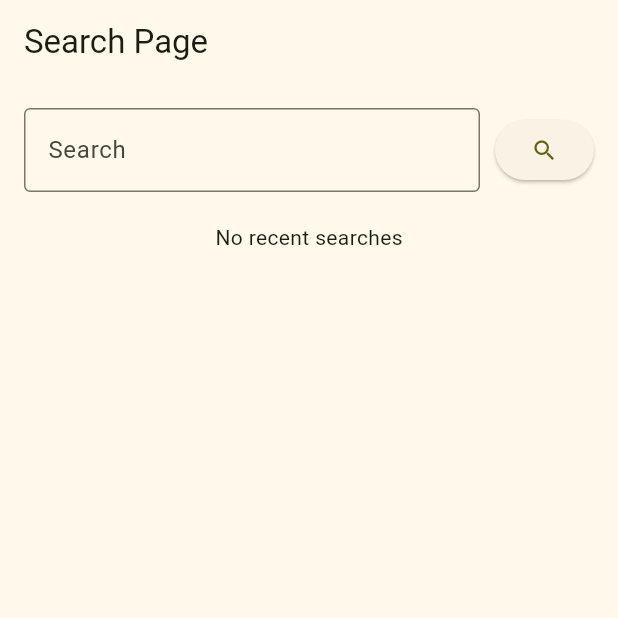
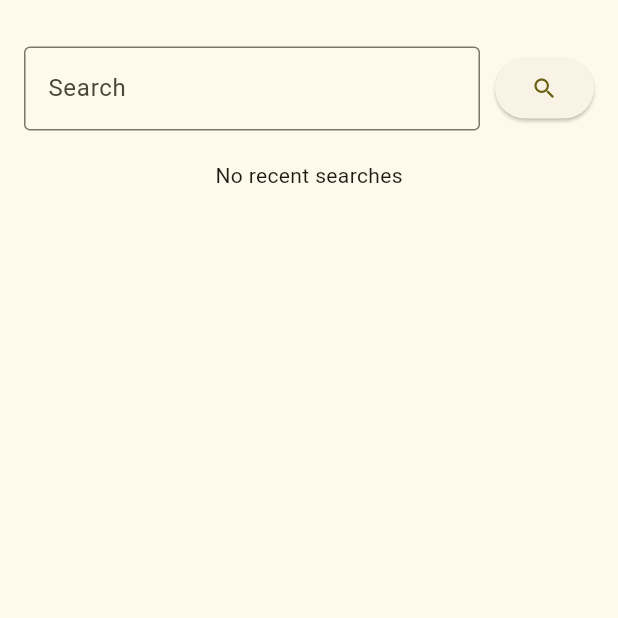
Before and after one commit to shr-gitt/Tourism-Centric-Social-Networking-App, a Flutter app: the Search screen opened directly, on a phone screen of 412 x 824 dp, the top half of it. Run offline on Flutter 3.47's test engine with Material 3 defaults, Android fonts, the phone set to English and light mode, and no system bars; our stand-ins replace dio, flutter_map, flutter_typeahead, geolocator, getwidget, image_picker and 4 more; missing offline and left inert: maptiler_flutter; accounts and stored records are empty; network calls fail.

Commit message:
Ui fixes

```diff
--- a/frontend/lib/pages/MapPages/map.dart
+++ b/frontend/lib/pages/MapPages/map.dart
@@ -216,7 +216,7 @@ class MapState extends State<Map> {
   @override
   Widget build(BuildContext context) {
     return Scaffold(
-      appBar: AppBar(title: Text('Map'), automaticallyImplyLeading: false),
+      appBar: AppBar(automaticallyImplyLeading: false, toolbarHeight: 5),
       body: Stack(
         children: [
           FlutterMap(
--- a/frontend/lib/pages/Postpages/createpost.dart
+++ b/frontend/lib/pages/Postpages/createpost.dart
@@ -7,7 +7,7 @@ class Createpost extends StatelessWidget {
   @override
   Widget build(BuildContext context) {
     return Scaffold(
-      appBar: AppBar(automaticallyImplyLeading: false),
+      appBar: AppBar(automaticallyImplyLeading: false, toolbarHeight: 30),
       body: Inputpost(
         titleController: TextEditingController(),
         locationController: TextEditingController(),
--- a/frontend/lib/pages/Postpages/posts.dart
+++ b/frontend/lib/pages/Postpages/posts.dart
@@ -110,7 +110,6 @@ class _PostsPageState extends State<PostsPage> {
       appBar: (widget.ownProfile || widget.otheruserProfile)
           ? null
           : AppBar(
-              title: const Text('Posts'),
               automaticallyImplyLeading: false,
               actions: [_buildSortDropdown()],
             ),
--- a/frontend/lib/pages/Userpages/profile.dart
+++ b/frontend/lib/pages/Userpages/profile.dart
@@ -63,10 +63,7 @@ class _ProfileState extends State<Profile> {
         imageUrl = 'https://localhost:5259/Images/profile_placeholder.jpg';
       }
       return Scaffold(
-        appBar: AppBar(
-          title: Text('Profile'),
-          automaticallyImplyLeading: false,
-        ),
+        appBar: AppBar(automaticallyImplyLeading: false, toolbarHeight: 5),
         body: Column(
           mainAxisAlignment: MainAxisAlignment.start,
           crossAxisAlignment: CrossAxisAlignment.stretch,
--- a/frontend/lib/pages/search.dart
+++ b/frontend/lib/pages/search.dart
@@ -73,10 +73,7 @@ class _SearchState extends State<Search> {
   @override
   Widget build(BuildContext context) {
     return Scaffold(
-      appBar: AppBar(
-        title: const Text('Search Page'),
-        automaticallyImplyLeading: false,
-      ),
+      appBar: AppBar(automaticallyImplyLeading: false, toolbarHeight: 15),
       body: Padding(
         padding: const EdgeInsets.all(16.0),
         child: Column(
```
